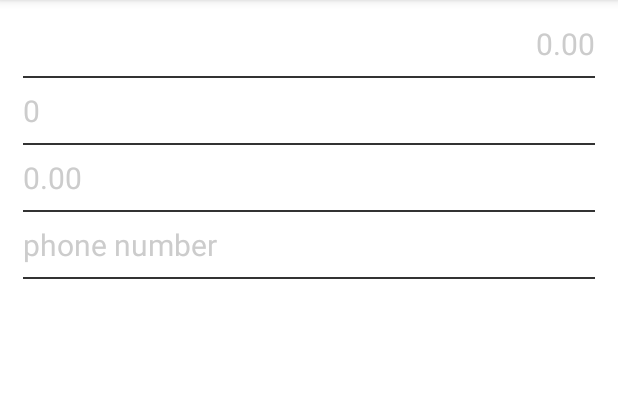
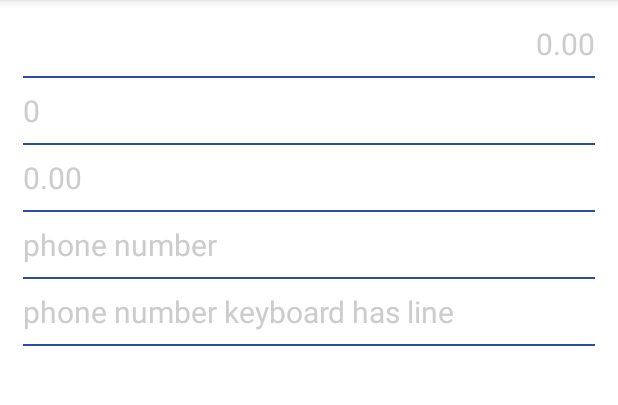
Before and after one commit to luoheng158/CustomNumberKeyboard, an Android app: the screen it shows after launch (MainActivity), on a phone screen of 412 x 824 dp, the part 84-489 px from its top. Run offline under Robolectric (Android 15) with nearby library versions, the phone set to English and light mode, and no system bars; libraries missing offline, so code that uses them is left out: com.jude.easyrecyclerview; 4 statements that could not run were skipped.

Commit message:
keyboard line bg support

```diff
--- a/library/src/main/res/layout/keyboard_image_layout.xml
+++ b/library/src/main/res/layout/keyboard_image_layout.xml
@@ -1,7 +1,7 @@
 <?xml version="1.0" encoding="utf-8"?>
 <RelativeLayout xmlns:android="http://schemas.android.com/apk/res/android"
                 android:layout_width="match_parent"
-                android:layout_height="55dp">
+                android:layout_height="58dp">
 
     <ImageView
         android:id="@+id/keyboard_item_bg"
--- a/library/src/main/res/layout/keyboard_text_layout.xml
+++ b/library/src/main/res/layout/keyboard_text_layout.xml
@@ -1,7 +1,7 @@
 <?xml version="1.0" encoding="utf-8"?>
 <RelativeLayout xmlns:android="http://schemas.android.com/apk/res/android"
                 android:layout_width="match_parent"
-                android:layout_height="55dp">
+                android:layout_height="58dp">
 
     <ImageView
         android:id="@+id/keyboard_item_bg"
--- a/sample/src/main/java/com/carlos/keyboard/MainActivity.java
+++ b/sample/src/main/java/com/carlos/keyboard/MainActivity.java
@@ -15,6 +15,8 @@ public class MainActivity extends AppCompatActivity {
 
     private NumberDecimalEditText mNumberDecimalEditText;
     private NumberDecimalEditText mPhoneNumberEditText;
+    private NumberDecimalEditText mPhoneNumberLineEditText;
+
     private KeyBoardLayout mKeyBoardLayout;
 
     @Override
@@ -35,12 +37,17 @@ public class MainActivity extends AppCompatActivity {
         mPhoneNumberEditText = (NumberDecimalEditText) findViewById(R.id.et_phone_number);
         mPhoneNumberEditText.setOnFocusChangeListener(mNumberWithClearKeyboard);
 
+        mPhoneNumberLineEditText =  (NumberDecimalEditText) findViewById(R.id.et_phone_number_line);
+        mPhoneNumberLineEditText.setOnFocusChangeListener(mNumberWithClearWitｈLineKeyboard);
+
         mKeyBoardLayout = (KeyBoardLayout) findViewById(R.id.keyboard_layout);
         mKeyBoardLayout.addKeyBoardCallback(mCurrencyTwoDecimalDigitsView);
         mKeyBoardLayout.addKeyBoardCallback(mCurrencyNoneDecimalDigitsView);
         mKeyBoardLayout.addKeyBoardCallback(mNumberDecimalEditText);
         mKeyBoardLayout.addKeyBoardCallback(mPhoneNumberEditText);
+        mKeyBoardLayout.addKeyBoardCallback(mPhoneNumberLineEditText);
 
+        mKeyBoardLayout.setDrawLine(false);
         mKeyBoardLayout.showKeyBoard();
     }
 
@@ -49,6 +56,7 @@ public class MainActivity extends AppCompatActivity {
         public void onFocusChange(View v, boolean hasFocus) {
             if (hasFocus) {
                 mKeyBoardLayout.setKeyBoardType(KeyBoardLayout.TYPE_KEY_BOARD_NUMBER_WITH_DECIMALS);
+                mKeyBoardLayout.setDrawLine(false);
                 mKeyBoardLayout.showKeyBoard();
             }
         }
@@ -59,6 +67,18 @@ public class MainActivity extends AppCompatActivity {
         public void onFocusChange(View v, boolean hasFocus) {
             if (hasFocus) {
                 mKeyBoardLayout.setKeyBoardType(KeyBoardLayout.TYPE_KEY_BOARD_NUMBER_WITH_CLEAR);
+                mKeyBoardLayout.setDrawLine(false);
+                mKeyBoardLayout.showKeyBoard();
+            }
+        }
+    };
+
+    private View.OnFocusChangeListener mNumberWithClearWitｈLineKeyboard =  new View.OnFocusChangeListener() {
+        @Override
+        public void onFocusChange(View v, boolean hasFocus) {
+            if (hasFocus) {
+                mKeyBoardLayout.setKeyBoardType(KeyBoardLayout.TYPE_KEY_BOARD_NUMBER_WITH_CLEAR);
+                mKeyBoardLayout.setDrawLine(true);
                 mKeyBoardLayout.showKeyBoard();
             }
         }
--- /dev/null
+++ b/sample/src/main/res/drawable/keyboard_line.xml
@@ -0,0 +1,13 @@
+<?xml version="1.0" encoding="utf-8"?>
+<shape xmlns:android="http://schemas.android.com/apk/res/android"
+       android:shape="rectangle">
+
+    <stroke
+        android:width="1dp"
+        android:color="@color/primaryBlue"/>
+
+    <size
+        android:width="2dp"
+        android:height="2dp"/>
+
+</shape>
--- a/sample/src/main/res/layout/activity_main.xml
+++ b/sample/src/main/res/layout/activity_main.xml
@@ -18,7 +18,8 @@
         app:key_board_type="number_with_decimals"
         app:key_item_background="@drawable/keyboard_item_normal_clicked_bg"
         app:key_text_color="@color/primaryBlue"
-        app:key_text_size="25dp"/>
+        app:key_text_size="25dp"
+        app:key_board_line_res="@drawable/keyboard_line"/>
 
     <ScrollView
         android:layout_width="match_parent"
@@ -55,7 +56,7 @@
                 android:layout_height="1dp"
                 android:layout_marginBottom="8dp"
                 android:layout_marginTop="8dp"
-                android:background="#333333"/>
+                android:background="#FF2D4BA3"/>
 
             <com.carlos.number.keyboard.CurrencyEditText
                 android:id="@+id/et_currency2"
@@ -78,7 +79,7 @@
                 android:layout_height="1dp"
                 android:layout_marginBottom="8dp"
                 android:layout_marginTop="8dp"
-                android:background="#333333"/>
+                android:background="#FF2D4BA3"/>
 
             <com.carlos.number.keyboard.NumberDecimalEditText
                 android:id="@+id/et_number"
@@ -101,7 +102,7 @@
                 android:layout_height="1dp"
                 android:layout_marginBottom="8dp"
                 android:layout_marginTop="8dp"
-                android:background="#333333"/>
+                android:background="#FF2D4BA3"/>
 
             <com.carlos.number.keyboard.NumberDecimalEditText
                 android:id="@+id/et_phone_number"
@@ -124,7 +125,30 @@
                 android:layout_height="1dp"
                 android:layout_marginBottom="8dp"
                 android:layout_marginTop="8dp"
-                android:background="#333333"/>
+                android:background="#FF2D4BA3"/>
+
+            <com.carlos.number.keyboard.NumberDecimalEditText
+                android:id="@+id/et_phone_number_line"
+                android:layout_width="match_parent"
+                android:layout_height="wrap_content"
+                android:background="@null"
+                android:gravity="left|center_vertical"
+                android:hint="phone number keyboard has line"
+                android:inputType="number"
+                android:maxLines="1"
+                android:textColor="#333333"
+                android:textColorHint="#cccccc"
+                android:textCursorDrawable="@null"
+                android:textSize="20sp"
+                app:decimal_digits="0"
+                app:max_input_integers="11"/>
+
+            <View
+                android:layout_width="match_parent"
+                android:layout_height="1dp"
+                android:layout_marginBottom="8dp"
+                android:layout_marginTop="8dp"
+                android:background="#FF2D4BA3"/>
 
         </LinearLayout>
     </ScrollView>
```
Also changed, not shown: library/src/main/java/com/carlos/number/keyboard/BitmapUtil.java (added, +57 -0 lines), library/src/main/java/com/carlos/number/keyboard/KeyBoardLayout.java (+8 -2 lines).
